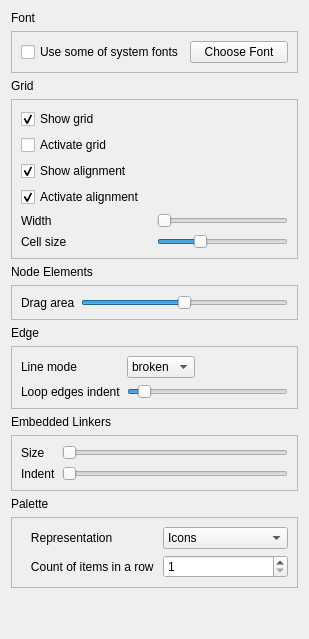
Old version of the form qrgui/preferencesDialog/preferencesPages/editorPage.ui in the repository trikset/trik-studio.
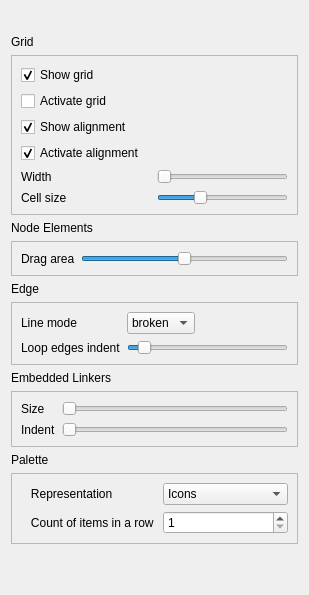
New version of the form.

Commit message: feat(preferences): add per-role font settings page

Diff of the .ui file:
```diff
--- a/qrgui/preferencesDialog/preferencesPages/editorPage.ui
+++ b/qrgui/preferencesDialog/preferencesPages/editorPage.ui
@@ -19,63 +19,8 @@
     <enum>QLayout::SetDefaultConstraint</enum>
    </property>
    <item>
-    <widget class="QLabel" name="label_77">
-     <property name="text">
-      <string>Font</string>
-     </property>
-    </widget>
-   </item>
-   <item>
-    <widget class="QFrame" name="frame_5">
-     <property name="sizePolicy">
-      <sizepolicy hsizetype="Preferred" vsizetype="Preferred">
-       <horstretch>0</horstretch>
-       <verstretch>0</verstretch>
-      </sizepolicy>
-     </property>
-     <property name="minimumSize">
-      <size>
-       <width>0</width>
-       <height>40</height>
-      </size>
-     </property>
-     <property name="frameShape">
-      <enum>QFrame::StyledPanel</enum>
-     </property>
-     <property name="frameShadow">
-      <enum>QFrame::Raised</enum>
-     </property>
-     <layout class="QHBoxLayout" name="horizontalLayout_6">
-      <item>
-       <widget class="QCheckBox" name="fontCheckBox">
-        <property name="enabled">
-         <bool>true</bool>
-        </property>
-        <property name="sizePolicy">
-         <sizepolicy hsizetype="Preferred" vsizetype="Preferred">
-          <horstretch>0</horstretch>
-          <verstretch>0</verstretch>
-         </sizepolicy>
-        </property>
-        <property name="text">
-         <string>Use some of system fonts</string>
-        </property>
-       </widget>
-      </item>
-      <item>
-       <widget class="QPushButton" name="fontSelectionButton">
-        <property name="sizePolicy">
-         <sizepolicy hsizetype="Preferred" vsizetype="Preferred">
-          <horstretch>0</horstretch>
-          <verstretch>0</verstretch>
-         </sizepolicy>
-        </property>
-        <property name="text">
-         <string>Choose Font</string>
-        </property>
-       </widget>
-      </item>
-     </layout>
+    <widget class="QWidget" name="fontsContainer">
+     <layout class="QVBoxLayout" name="fontsLayout"/>
     </widget>
    </item>
    <item>
```
The commit also changes 6 other files.
